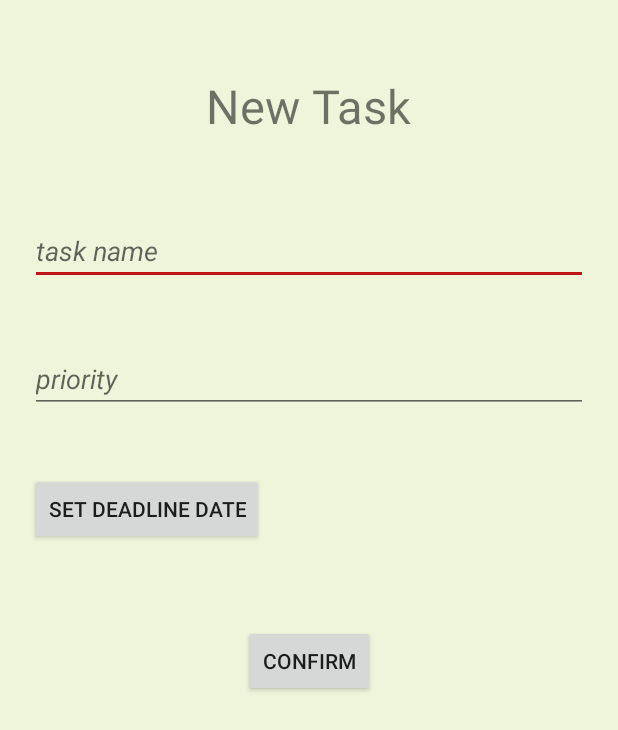
After one commit to rrosatti/todo, an Android app: the NewTaskActivity screen opened directly, with no data from a screen before it, on a phone screen of 412 x 824 dp. The commit adds this screen. Shown: the top 730 px of the screen. Run offline under Robolectric (Android 15) with nearby library versions, the phone set to English and light mode, and no system bars.

Commit message:
create TasksActivity, NewTaskActivity, new_task_xml, task_list.xml and tasks_menu.xml

```diff
--- a/app/src/main/AndroidManifest.xml
+++ b/app/src/main/AndroidManifest.xml
@@ -19,6 +19,10 @@
         <activity android:name=".ui.activity.MainActivity" android:label="" android:screenOrientation="portrait"></activity>
 
         <activity android:name=".ui.activity.NewCategoryActivity" android:screenOrientation="portrait"></activity>
+
+        <activity android:name=".ui.activity.TasksActivity" android:screenOrientation="portrait"></activity>
+
+        <activity android:name=".ui.activity.NewTaskActivity" android:screenOrientation="portrait"></activity>
     </application>
 
 </manifest>
--- a/app/src/main/java/com/example/rodri/todo/ui/activity/NewCategoryActivity.java
+++ b/app/src/main/java/com/example/rodri/todo/ui/activity/NewCategoryActivity.java
@@ -37,7 +37,7 @@ public class NewCategoryActivity extends Activity {
                 String categoryName = etCategoryName.getText().toString();
 
                 if (categoryName.equals("")) {
-                    Toast.makeText(NewCategoryActivity.this, "You need to say the category name!", Toast.LENGTH_LONG).show();
+                    Toast.makeText(NewCategoryActivity.this, "You need to write the category name!", Toast.LENGTH_LONG).show();
                     return;
                 } else {
 
--- /dev/null
+++ b/app/src/main/java/com/example/rodri/todo/ui/activity/NewTaskActivity.java
@@ -0,0 +1,22 @@
+package com.example.rodri.todo.ui.activity;
+
+import android.app.Activity;
+import android.os.Bundle;
+
+import com.example.rodri.todo.R;
+
+/**
+ * Created by rodri on 4/11/2016.
+ */
+public class NewTaskActivity extends Activity {
+
+    @Override
+    protected void onCreate(Bundle savedInstanceState) {
+        super.onCreate(savedInstanceState);
+        setContentView(R.layout.new_task);
+
+
+
+    }
+
+}
--- /dev/null
+++ b/app/src/main/res/layout/new_task.xml
@@ -0,0 +1,54 @@
+<?xml version="1.0" encoding="utf-8"?>
+<RelativeLayout xmlns:android="http://schemas.android.com/apk/res/android"
+    android:layout_width="match_parent" android:layout_height="match_parent" android:background="#EEF5DB" android:padding="20dp">
+
+    <TextView
+        android:layout_width="wrap_content"
+        android:layout_height="wrap_content"
+        android:text="@string/new_task"
+        android:id="@+id/txtNewTask"
+        android:textSize="14pt"
+        android:layout_marginTop="29dp"
+        android:layout_alignParentTop="true"
+        android:layout_centerHorizontal="true" />
+
+    <EditText
+        android:layout_width="match_parent"
+        android:layout_height="wrap_content"
+        android:id="@+id/etTaskName"
+        android:layout_below="@+id/txtNewTask"
+        android:layout_alignParentStart="true"
+        android:hint="@string/task_name"
+        android:textStyle="italic"
+        android:layout_marginTop="53dp" />
+
+    <EditText
+        android:layout_width="match_parent"
+        android:layout_height="wrap_content"
+        android:inputType="number"
+        android:ems="10"
+        android:id="@+id/etPriority"
+        android:hint="@string/priority"
+        android:textStyle="italic"
+        android:layout_below="@+id/etTaskName"
+        android:layout_alignParentStart="true"
+        android:layout_marginTop="40dp" />
+
+    <Button
+        android:layout_width="wrap_content"
+        android:layout_height="wrap_content"
+        android:text="@string/set_deadline_date"
+        android:id="@+id/btSetDeadlineDate"
+        android:layout_below="@+id/etPriority"
+        android:layout_alignParentStart="true"
+        android:layout_marginTop="40dp" />
+
+    <Button
+        android:layout_width="wrap_content"
+        android:layout_height="wrap_content"
+        android:text="@string/confirm"
+        android:id="@+id/btConfirmNewTask"
+        android:layout_below="@+id/btSetDeadlineDate"
+        android:layout_centerHorizontal="true"
+        android:layout_marginTop="53dp" />
+</RelativeLayout>
--- /dev/null
+++ b/app/src/main/res/layout/task_list.xml
@@ -0,0 +1,5 @@
+<?xml version="1.0" encoding="utf-8"?>
+<RelativeLayout xmlns:android="http://schemas.android.com/apk/res/android"
+    android:layout_width="match_parent" android:layout_height="match_parent" android:background="#EEF5DB">
+
+</RelativeLayout>
--- a/app/src/main/res/values/strings.xml
+++ b/app/src/main/res/values/strings.xml
@@ -1,16 +1,21 @@
 <resources>
     <string name="app_name">ToDo</string>
 
-    <!--  Title  -->
+    <!--  Menu Title  -->
     <string name="add_category">Add Category</string>
+    <string name="add_task">Add Task</string>
 
     <!--  Text View  -->
     <string name="new_category">New Category</string>
+    <string name="new_task">New Task</string>
 
     <!--  Button  -->
     <string name="confirm">Confirm</string>
+    <string name="set_deadline_date">Set Deadline Date</string>
 
     <!--  Hint  -->
     <string name="category_name">category name</string>
+    <string name="task_name">task name</string>
+    <string name="priority">priority</string>
 
 </resources>
```
Also changed, not shown: app/src/main/java/com/example/rodri/todo/ui/activity/TasksActivity.java (added, +52 -0 lines), app/src/main/java/com/example/rodri/todo/ui/adapter/CategoryAdapter.java (+15 -0 lines), app/src/main/res/menu/tasks_menu.xml (added, +11 -0 lines).
